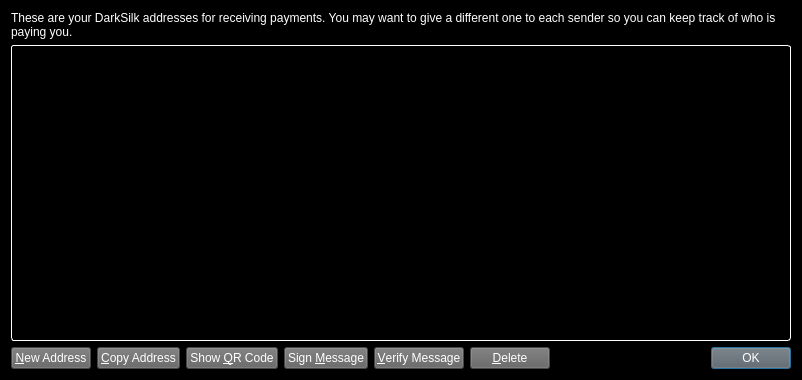
First picture: the form in src/qt/forms/addressbookpage.ui, repository waffle-iron/DarkSilk-Release-Candidate, before the edit.
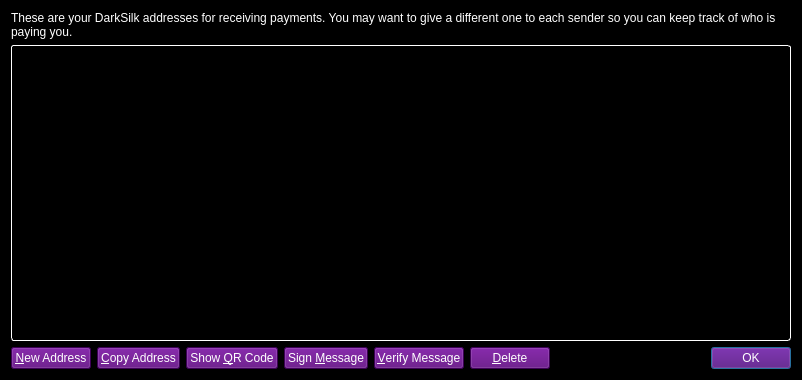
Second picture: the form after the edit.

```diff
--- a/src/qt/forms/addressbookpage.ui
+++ b/src/qt/forms/addressbookpage.ui
@@ -70,8 +70,8 @@
        <property name="styleSheet">
         <string notr="true">color: rgb(255, 255, 255);
 gridline-color: rgb(251, 184, 5);
-background-color: rgb(98, 98, 98);
-alternate-background-color: rgb(98, 98, 98);
+background-color: rgb(86, 0, 120);
+alternate-background-color: rgb(86, 0, 120);
 </string>
        </property>
        <property name="text">
@@ -87,8 +87,8 @@
        <property name="styleSheet">
         <string notr="true">color: rgb(255, 255, 255);
 gridline-color: rgb(251, 184, 5);
-background-color: rgb(98, 98, 98);
-alternate-background-color: rgb(98, 98, 98);
+background-color: rgb(86, 0, 120);
+alternate-background-color: rgb(86, 0, 120);
 </string>
        </property>
        <property name="text">
@@ -101,8 +101,8 @@
        <property name="styleSheet">
         <string notr="true">color: rgb(255, 255, 255);
 gridline-color: rgb(251, 184, 5);
-background-color: rgb(98, 98, 98);
-alternate-background-color: rgb(98, 98, 98);
+background-color: rgb(86, 0, 120);
+alternate-background-color: rgb(86, 0, 120);
 </string>
        </property>
        <property name="text">
@@ -118,8 +118,8 @@
        <property name="styleSheet">
         <string notr="true">color: rgb(255, 255, 255);
 gridline-color: rgb(251, 184, 5);
-background-color: rgb(98, 98, 98);
-alternate-background-color: rgb(98, 98, 98);
+background-color: rgb(86, 0, 120);
+alternate-background-color: rgb(86, 0, 120);
 </string>
        </property>
        <property name="text">
@@ -135,8 +135,8 @@
        <property name="styleSheet">
         <string notr="true">color: rgb(255, 255, 255);
 gridline-color: rgb(251, 184, 5);
-background-color: rgb(98, 98, 98);
-alternate-background-color: rgb(98, 98, 98);
+background-color: rgb(86, 0, 120);
+alternate-background-color: rgb(86, 0, 120);
 </string>
        </property>
        <property name="text">
@@ -152,8 +152,8 @@
        <property name="styleSheet">
         <string notr="true">color: rgb(255, 255, 255);
 gridline-color: rgb(251, 184, 5);
-background-color: rgb(98, 98, 98);
-alternate-background-color: rgb(98, 98, 98);
+background-color: rgb(86, 0, 120);
+alternate-background-color: rgb(86, 0, 120);
 </string>
        </property>
        <property name="text">
@@ -185,8 +185,8 @@
        <property name="styleSheet">
         <string notr="true">color: rgb(255, 255, 255);
 gridline-color: rgb(251, 184, 5);
-background-color: rgb(98, 98, 98);
-alternate-background-color: rgb(98, 98, 98);
+background-color: rgb(86, 0, 120);
+alternate-background-color: rgb(86, 0, 120);
 </string>
        </property>
        <property name="standardButtons">
```
